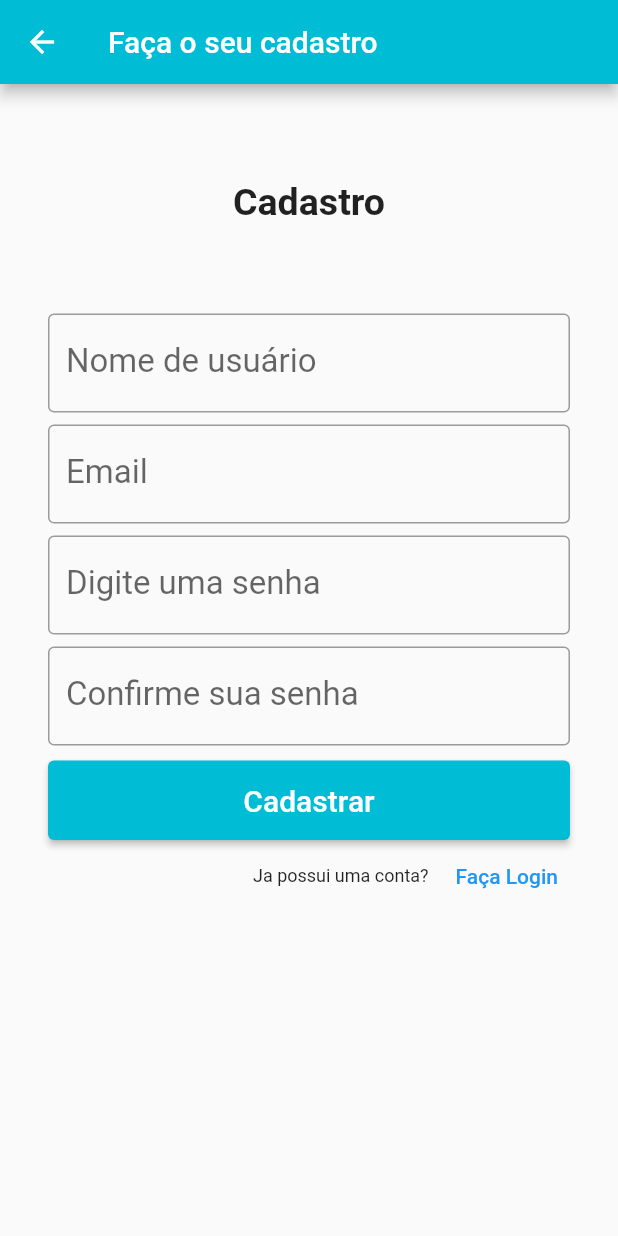
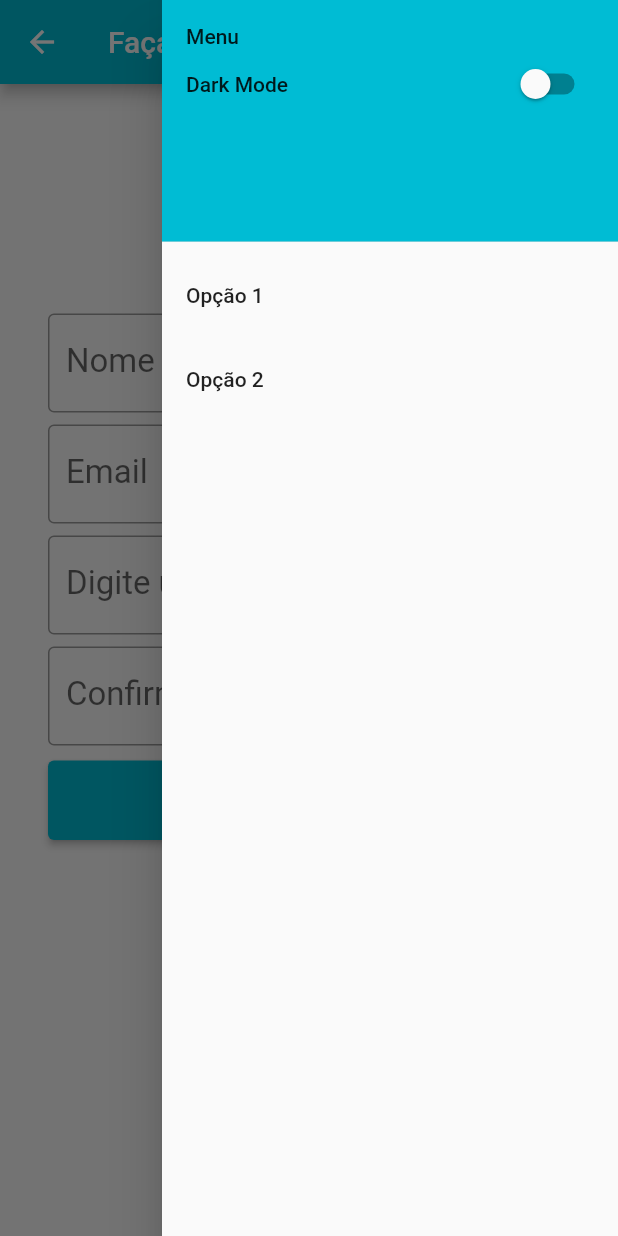
Before and after one commit to luizCustodio/projeto_daily, a Flutter app: the cadastro screen opened directly, with the side drawer open (before the commit the screen has no drawer), on a phone screen of 412 x 824 dp. Run offline on Flutter 3.47's test engine with Material 2 defaults, Android fonts, the phone set to English and light mode, and no system bars; our stand-ins replace shared_preferences, table_calendar; accounts and stored records are empty.

Commit message:
drawer adicionado na tela de cadastro

```diff
--- a/lib/cadastro.dart
+++ b/lib/cadastro.dart
@@ -15,6 +15,7 @@ class _cadastroState extends State<cadastro> {
   TextEditingController _controllerSenha = TextEditingController();
   TextEditingController _controllerEmail = TextEditingController();
   TextEditingController _controllerConfirmarSenha = TextEditingController();
+  final GlobalKey<ScaffoldState> _scaffoldKey = GlobalKey<ScaffoldState>();
   bool _isDarkModeEnabled = false;
 
   late SharedPreferences _preferences;
@@ -44,17 +45,57 @@ class _cadastroState extends State<cadastro> {
     return Theme(
       data: _isDarkModeEnabled ? ThemeData.dark() : ThemeData.light(),
       child: Scaffold(
+        key: _scaffoldKey,
         appBar: AppBar(
           title: Text("Faça o seu cadastro"),
           backgroundColor: Colors.cyan,
-          actions: <Widget>[
-            /*IconButton(
-              icon: Icon(_isDarkModeEnabled ? Icons.light_mode : Icons.dark_mode),
-              onPressed: () {
-                _setDarkModeEnabled(!_isDarkModeEnabled);
-              },
-            ),*/
+          actions: [
+            IconButton(
+              icon: Icon(Icons.more_vert),
+              onPressed: () => _scaffoldKey.currentState!.openEndDrawer(),
+            ),
           ],
+        ),
+        endDrawer: Drawer(
+          child: ListView(
+            padding: EdgeInsets.zero,
+            children: <Widget>[
+              DrawerHeader(
+                child: Column(
+                  crossAxisAlignment: CrossAxisAlignment.start,
+                  children: [
+                    Text('Menu'),
+                    Row(
+                      mainAxisAlignment: MainAxisAlignment.spaceBetween,
+                      children: [
+                        Text('Dark Mode'),
+                        Switch(
+                          value: _isDarkModeEnabled,
+                          onChanged: (bool value) {
+                            setState(() {
+                              _isDarkModeEnabled = value;
+                            });
+                            _setDarkModeEnabled(value);
+                          },
+                        ),
+                      ],
+                    ),
+                  ],
+                ),
+                decoration: BoxDecoration(
+                  color: Colors.cyan,
+                ),
+              ),
+              ListTile(
+                title: Text('Opção 1'),
+                onTap: () {},
+              ),
+              ListTile(
+                title: Text('Opção 2'),
+                onTap: () {},
+              ),
+            ],
+          ),
         ),
         body: Container(
           child: SingleChildScrollView(
```
